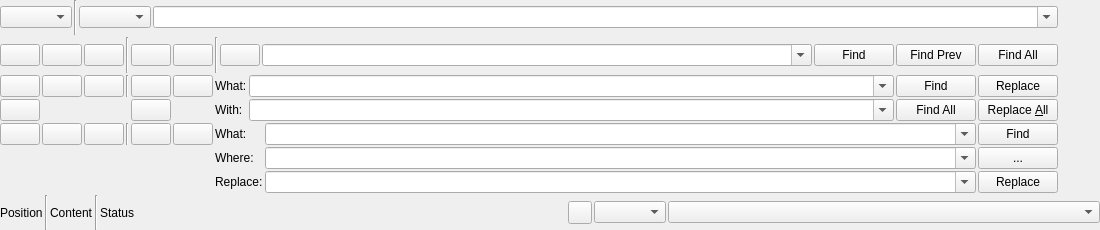
Qt form resources/ui/codeeditor/status.ui (prymatex/prymatex) before a commit.
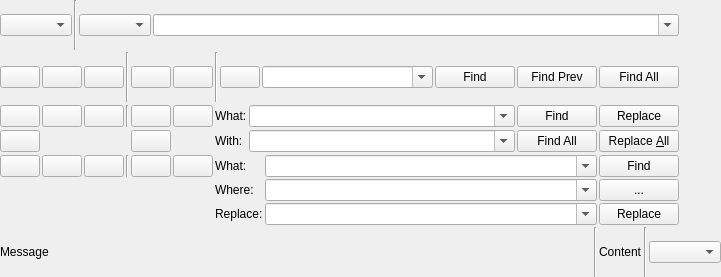
The same form after that commit. Icons and pictures are not drawn.

Commit message: Status bar more like sublime

Patch:
```diff
--- a/resources/ui/codeeditor/status.ui
+++ b/resources/ui/codeeditor/status.ui
@@ -6,8 +6,8 @@
    <rect>
     <x>0</x>
     <y>0</y>
-    <width>1100</width>
-    <height>230</height>
+    <width>721</width>
+    <height>277</height>
    </rect>
   </property>
   <property name="windowTitle">
@@ -660,60 +660,20 @@
        <number>0</number>
       </property>
       <item>
-       <widget class="QLabel" name="labelPosition">
-        <property name="maximumSize">
-         <size>
-          <width>300</width>
-          <height>16777215</height>
-         </size>
+       <widget class="QLabel" name="labelMessage">
+        <property name="sizePolicy">
+         <sizepolicy hsizetype="Minimum" vsizetype="Preferred">
+          <horstretch>0</horstretch>
+          <verstretch>0</verstretch>
+         </sizepolicy>
         </property>
         <property name="text">
-         <string>Position</string>
+         <string>Message</string>
         </property>
        </widget>
       </item>
       <item>
-       <widget class="Line" name="line_5">
-        <property name="orientation">
-         <enum>Qt::Vertical</enum>
-        </property>
-       </widget>
-      </item>
-      <item>
-       <widget class="QLabel" name="labelContent">
-        <property name="maximumSize">
-         <size>
-          <width>350</width>
-          <height>16777215</height>
-         </size>
-        </property>
-        <property name="text">
-         <string>Content</string>
-        </property>
-       </widget>
-      </item>
-      <item>
-       <widget class="Line" name="line_6">
-        <property name="orientation">
-         <enum>Qt::Vertical</enum>
-        </property>
-       </widget>
-      </item>
-      <item>
-       <widget class="QLabel" name="labelStatus">
-        <property name="maximumSize">
-         <size>
-          <width>150</width>
-          <height>16777215</height>
-         </size>
-        </property>
-        <property name="text">
-         <string>Status</string>
-        </property>
-       </widget>
-      </item>
-      <item>
-       <spacer name="horizontalSpacer_2">
+       <spacer name="horizontalSpacer">
         <property name="orientation">
          <enum>Qt::Horizontal</enum>
         </property>
@@ -726,11 +686,29 @@
        </spacer>
       </item>
       <item>
-       <widget class="QToolButton" name="toolButtonMenuBundles">
-        <property name="icon">
-         <iconset theme="menu-bundles">
-          <normaloff/>
-         </iconset>
+       <widget class="Line" name="line_5">
+        <property name="orientation">
+         <enum>Qt::Vertical</enum>
+        </property>
+       </widget>
+      </item>
+      <item>
+       <widget class="QLabel" name="labelContent">
+        <property name="maximumSize">
+         <size>
+          <width>350</width>
+          <height>16777215</height>
+         </size>
+        </property>
+        <property name="text">
+         <string>Content</string>
+        </property>
+       </widget>
+      </item>
+      <item>
+       <widget class="Line" name="line_6">
+        <property name="orientation">
+         <enum>Qt::Vertical</enum>
         </property>
        </widget>
       </item>
@@ -744,16 +722,6 @@
         </property>
        </widget>
       </item>
-      <item>
-       <widget class="QComboBox" name="comboBoxSymbols">
-        <property name="sizePolicy">
-         <sizepolicy hsizetype="Expanding" vsizetype="Fixed">
-          <horstretch>0</horstretch>
-          <verstretch>0</verstretch>
-         </sizepolicy>
-        </property>
-       </widget>
-      </item>
      </layout>
     </widget>
    </item>
```
The commit also changes 4 other files.
